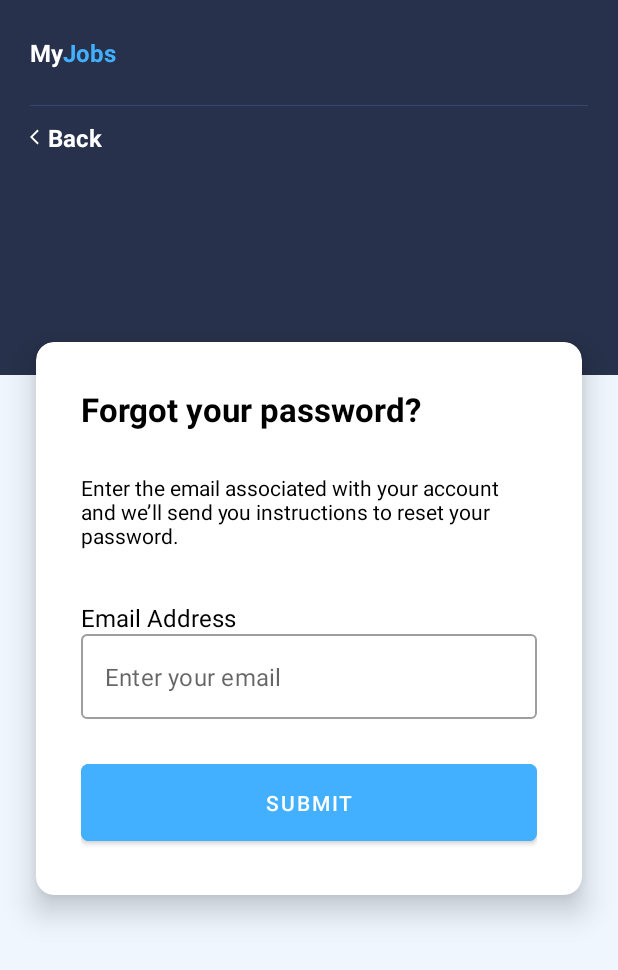
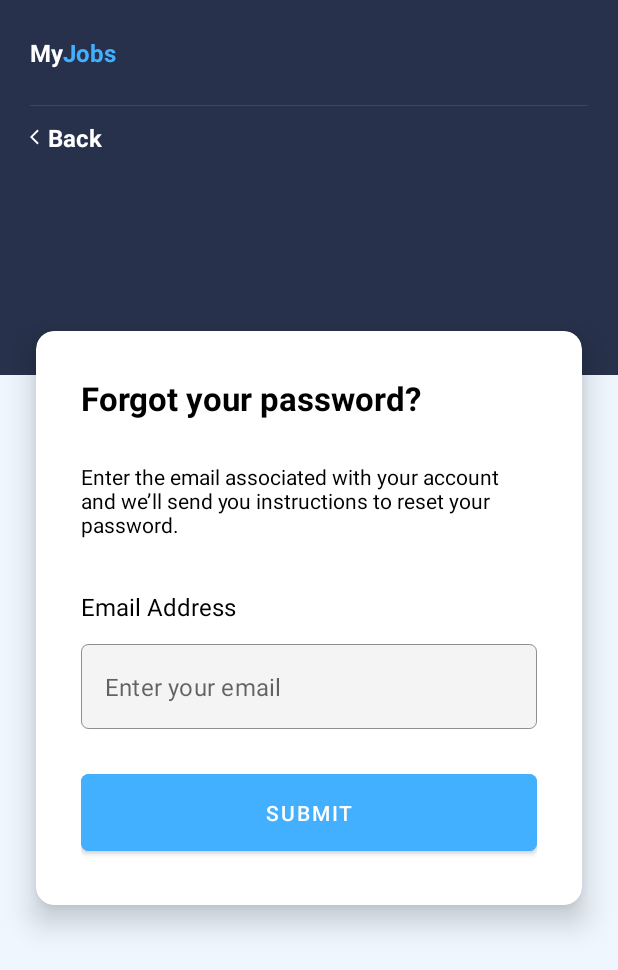
Before and after one commit to TheDevSaga/myJobs, an Android app: the ForgotPasswordFragment screen opened through its navigation route, on a phone screen of 412 x 824 dp. Shown: the top 970 px of the screen. Run offline under Robolectric (Android 15) with nearby library versions, the phone set to English and light mode, and no system bars; our stand-ins replace Dagger/Hilt's generated code.

Commit message:
Fix: text field and logic

```diff
--- a/app/src/main/java/com/example/myjobs/MainActivity.kt
+++ b/app/src/main/java/com/example/myjobs/MainActivity.kt
@@ -17,12 +17,12 @@ class MainActivity : AppCompatActivity() {
         setContentView(R.layout.activity_main)
 
         fun goToDashboard() {
-            startActivity(Intent(this, AuthenticationActivity::class.java))
+            startActivity(Intent(this, DashboardActivity::class.java))
             finish()
         }
 
         fun goToOnboard() {
-            startActivity(Intent(this, DashboardActivity::class.java))
+            startActivity(Intent(this, AuthenticationActivity::class.java))
             finish()
         }
         lifecycleScope.launchWhenStarted {
--- a/app/src/main/res/layout/fragment_forgot_password.xml
+++ b/app/src/main/res/layout/fragment_forgot_password.xml
@@ -83,9 +83,10 @@
 
             <com.google.android.material.textfield.TextInputLayout
                 android:id="@+id/etEmail"
-                style="@style/Widget.MaterialComponents.TextInputLayout.OutlinedBox"
+                style="@style/TextInputStyle"
                 android:layout_width="match_parent"
                 android:layout_height="wrap_content"
+                android:layout_marginTop="14dp"
                 app:hintEnabled="false">
 
                 <com.google.android.material.textfield.TextInputEditText
```
